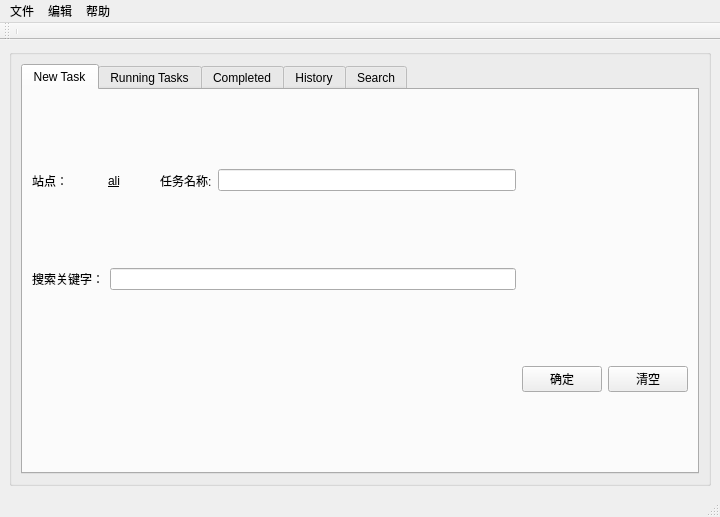
This is ui_templates/mainframe.ui in labinxu/enterpriseallknow as Qt 5 draws it before an edit. The edited form follows.
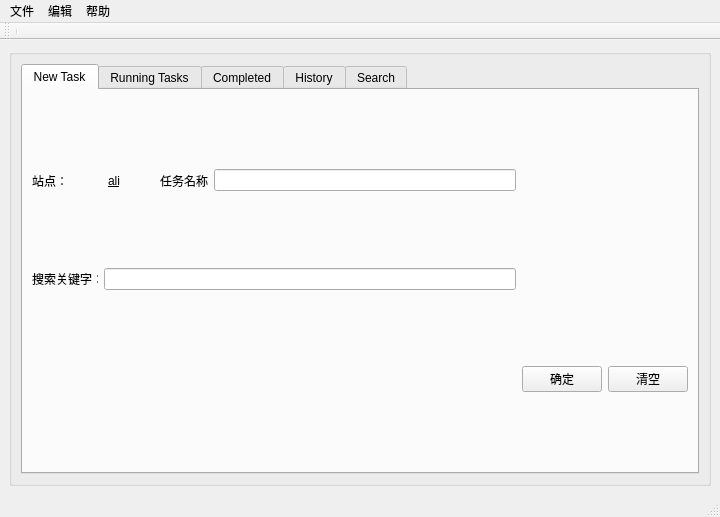
This is the edited form. The open tabs and pages were chosen to show the change. Custom widgets are drawn as their Qt base class.

Patch:
```diff
--- a/ui_templates/mainframe.ui
+++ b/ui_templates/mainframe.ui
@@ -74,13 +74,26 @@
             <layout class="QHBoxLayout" name="horizontalLayout_5">
              <item>
               <widget class="QLabel" name="lb_task_name">
+               <property name="maximumSize">
+                <size>
+                 <width>48</width>
+                 <height>16777215</height>
+                </size>
+               </property>
                <property name="text">
                 <string>任务名称:</string>
                </property>
               </widget>
              </item>
              <item>
-              <widget class="QLineEdit" name="le_task_name"/>
+              <widget class="QLineEdit" name="le_task_name">
+               <property name="maximumSize">
+                <size>
+                 <width>316</width>
+                 <height>16777215</height>
+                </size>
+               </property>
+              </widget>
              </item>
             </layout>
            </item>
@@ -88,13 +101,26 @@
             <layout class="QHBoxLayout" name="horizontalLayout_6">
              <item>
               <widget class="QLabel" name="lb_search_conditions">
+               <property name="maximumSize">
+                <size>
+                 <width>66</width>
+                 <height>16777215</height>
+                </size>
+               </property>
                <property name="text">
                 <string>搜索关键字：</string>
                </property>
               </widget>
              </item>
              <item>
-              <widget class="QLineEdit" name="le_search_keywords"/>
+              <widget class="QLineEdit" name="le_search_keywords">
+               <property name="maximumSize">
+                <size>
+                 <width>420</width>
+                 <height>16777215</height>
+                </size>
+               </property>
+              </widget>
              </item>
             </layout>
            </item>
```
Left out of the diff: 19 changed lines with no effect on the pictures.
